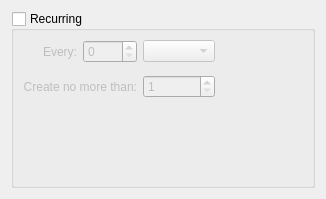
This is widgets/recurrencewidget.ui in Pegasus-RPG/xtuple-client as Qt 5 draws it before an edit. The edited form follows.
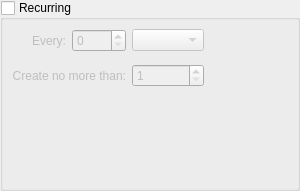
This is the edited form. Custom widgets are drawn as their Qt base class.

Commit message: issue #10181:  Cosmetic tweaks to recurrence widget.

```diff
--- a/widgets/recurrencewidget.ui
+++ b/widgets/recurrencewidget.ui
@@ -6,14 +6,17 @@
    <rect>
     <x>0</x>
     <y>0</y>
-    <width>326</width>
-    <height>199</height>
+    <width>300</width>
+    <height>191</height>
    </rect>
   </property>
   <property name="windowTitle">
    <string>Schedule Recurring Event</string>
   </property>
   <layout class="QGridLayout" name="gridLayout_2">
+   <property name="margin">
+    <number>0</number>
+   </property>
    <item row="0" column="0">
     <widget class="QGroupBox" name="_recurring">
      <property name="sizePolicy">
@@ -31,6 +34,12 @@
      <property name="checked">
       <bool>false</bool>
      </property>
+     <layout class="QGridLayout" name="gridLayout_3">
+      <item row="0" column="0">
+       <layout class="QHBoxLayout" name="horizontalLayout">
+        <item>
+         <layout class="QVBoxLayout" name="verticalLayout">
+          <item>
      <layout class="QGridLayout" name="gridLayout">
       <item row="0" column="0">
        <widget class="QLabel" name="_frequencyLit">
@@ -58,20 +67,7 @@
         </property>
        </widget>
       </item>
-      <item row="0" column="4">
-       <spacer name="horizontalSpacer">
-        <property name="orientation">
-         <enum>Qt::Horizontal</enum>
-        </property>
-        <property name="sizeHint" stdset="0">
-         <size>
-          <width>0</width>
-          <height>20</height>
-         </size>
-        </property>
-       </spacer>
-      </item>
-      <item row="3" column="0" colspan="2">
+            <item row="2" column="0" colspan="2">
        <widget class="XLabel" name="_maxLit">
         <property name="text">
          <string>Create no more than:</string>
@@ -84,14 +80,16 @@
         </property>
        </widget>
       </item>
-      <item row="3" column="2">
+            <item row="2" column="2">
        <widget class="XSpinBox" name="_max">
         <property name="minimum">
          <number>1</number>
         </property>
        </widget>
       </item>
-      <item row="4" column="0">
+           </layout>
+          </item>
+          <item>
        <spacer name="verticalSpacer">
         <property name="orientation">
          <enum>Qt::Vertical</enum>
@@ -103,6 +101,23 @@
          </size>
         </property>
        </spacer>
+          </item>
+         </layout>
+        </item>
+        <item>
+         <spacer name="horizontalSpacer">
+          <property name="orientation">
+           <enum>Qt::Horizontal</enum>
+          </property>
+          <property name="sizeHint" stdset="0">
+           <size>
+            <width>0</width>
+            <height>20</height>
+           </size>
+          </property>
+         </spacer>
+        </item>
+       </layout>
       </item>
      </layout>
     </widget>
```
Left out of the diff: 2 changed lines with no effect on the pictures. Lines whose indentation alone changed are shown as unchanged.
